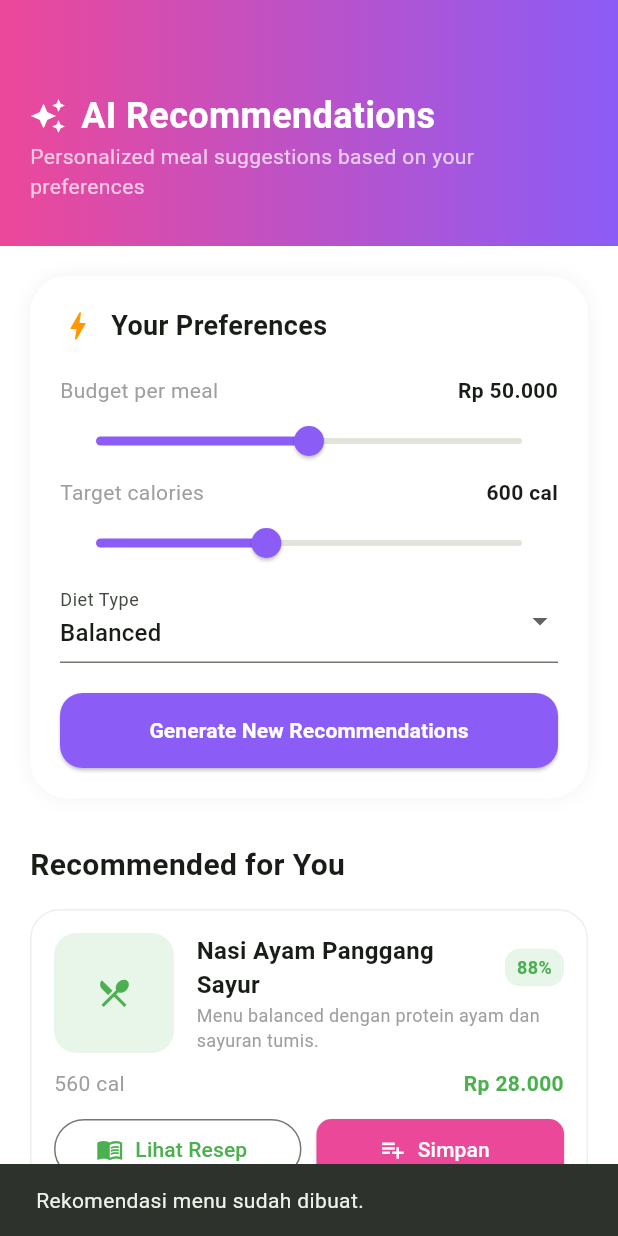
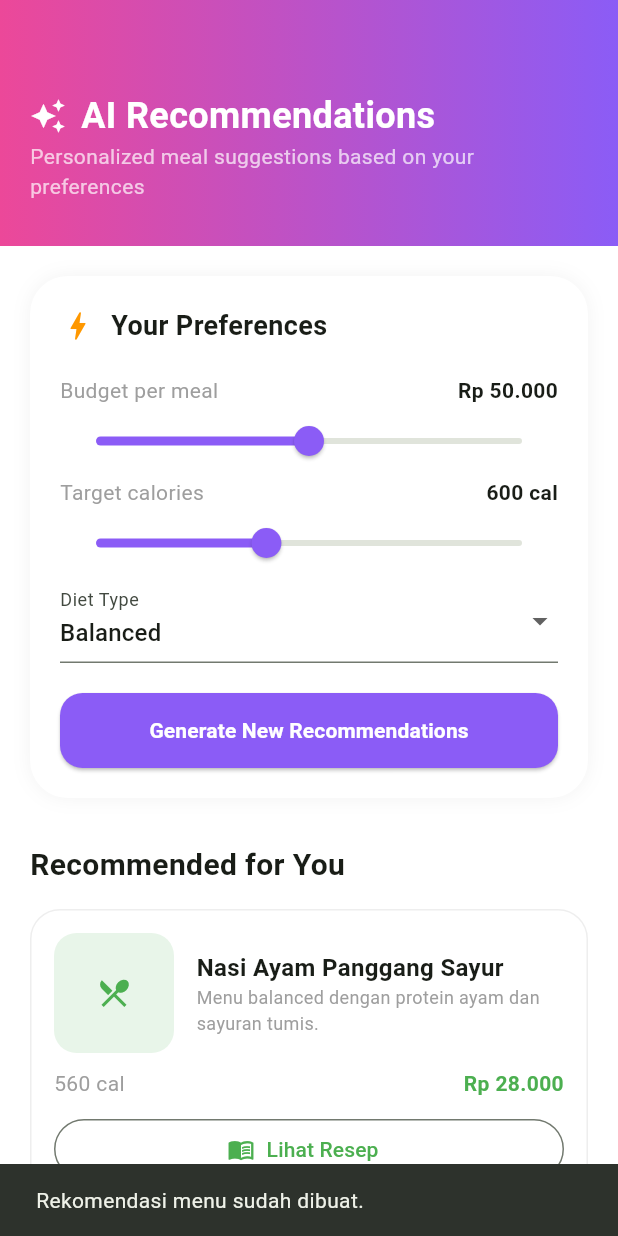
Before and after one commit to shafakam/ta_smart_meal, a Flutter app: the SaranMenuPage screen opened directly, after a tap on "Generate New Recommendations", on a phone screen of 412 x 824 dp. Run offline on Flutter 3.47's test engine with Material 3 defaults, Android fonts, the phone set to English and light mode, and no system bars; our stand-ins replace flutter_dotenv, flutter_secure_storage, geolocator, google_maps_flutter, image_picker, local_auth and 3 more; accounts and stored records are empty; network calls fail.

Commit message:
perbaikan ai

```diff
--- a/lib/providers/recommendation_providers.dart
+++ b/lib/providers/recommendation_providers.dart
@@ -1,11 +1,9 @@
 import 'package:flutter/material.dart';
 import '../models/meal.dart';
 import '../services/ai_service.dart';
-import '../services/meal_storage_service.dart';
 
 class RecommendationProvider with ChangeNotifier {
   final AIService _aiService = AIService();
-  final MealStorageService _mealStorage = MealStorageService();
   List<Meal> _recommendedMeals = [];
   List<Meal> _weeklyPlan = [];
   bool _isLoading = false;
@@ -51,20 +49,9 @@ class RecommendationProvider with ChangeNotifier {
       if (byTime['Breakfast'] != null) byTime['Breakfast']!,
       if (byTime['Lunch'] != null) byTime['Lunch']!,
       if (byTime['Dinner'] != null) byTime['Dinner']!,
-      ..._recommendedMeals.where((meal) => !byTime.containsValue(meal)).take(4),
-    ].take(7).toList();
+      ..._recommendedMeals.where((meal) => !byTime.containsValue(meal)).take(2),
+    ].take(3).toList();
     notifyListeners();
-  }
-
-  Future<void> saveMeal(Meal meal) async {
-    await _mealStorage.saveMeal(meal);
-  }
-
-  Future<int> applyWeeklyPlan() async {
-    for (final meal in _weeklyPlan) {
-      await _mealStorage.saveMeal(meal);
-    }
-    return _mealStorage.applyMealsToFirstEmptySlots(_weeklyPlan);
   }
 
   String _normalizeMealTime(String value) {
--- a/lib/screens/ai_recommendation_page.dart
+++ b/lib/screens/ai_recommendation_page.dart
@@ -121,9 +121,6 @@ class _SaranMenuPageState extends State<SaranMenuPage> {
                   else
                     ...recProv.recommendedMeals
                         .map((meal) => _buildMealCard(meal)),
-
-                  const SizedBox(height: 30),
-                  _buildSmartWeeklyPlan(recProv),
                 ],
               ),
             ),
@@ -303,7 +300,6 @@ class _SaranMenuPageState extends State<SaranMenuPage> {
                   crossAxisAlignment: CrossAxisAlignment.start,
                   children: [
                     Row(
-                      mainAxisAlignment: MainAxisAlignment.spaceBetween,
                       children: [
                         Expanded(
                           child: Text(meal.name,
@@ -311,19 +307,6 @@ class _SaranMenuPageState extends State<SaranMenuPage> {
                               overflow: TextOverflow.ellipsis,
                               style: const TextStyle(
                                   fontWeight: FontWeight.bold, fontSize: 16)),
-                        ),
-                        const SizedBox(width: 8),
-                        Container(
-                          padding: const EdgeInsets.symmetric(
-                              horizontal: 8, vertical: 4),
-                          decoration: BoxDecoration(
-                              color: Colors.green.shade50,
-                              borderRadius: BorderRadius.circular(10)),
-                          child: Text("${meal.matchPercentage}%",
-                              style: const TextStyle(
-                                  color: Colors.green,
-                                  fontWeight: FontWeight.bold,
-                                  fontSize: 12)),
                         ),
                       ],
                     ),
@@ -360,9 +343,6 @@ class _SaranMenuPageState extends State<SaranMenuPage> {
           const SizedBox(height: 10),
           SizedBox(
             width: double.infinity,
-            child: Row(
-              children: [
-                Expanded(
             child: OutlinedButton.icon(
               onPressed: () => _showRecipe(meal),
               icon: const Icon(Icons.menu_book_outlined),
@@ -372,139 +352,10 @@ class _SaranMenuPageState extends State<SaranMenuPage> {
                 overflow: TextOverflow.ellipsis,
               ),
             ),
-                ),
-                const SizedBox(width: 10),
-                Expanded(
-                  child: ElevatedButton.icon(
-                    style: ElevatedButton.styleFrom(
-                        backgroundColor: const Color(0xFFEC4899),
-                        shape: RoundedRectangleBorder(
-                            borderRadius: BorderRadius.circular(10))),
-                    onPressed: () async {
-                      await context
-                          .read<RecommendationProvider>()
-                          .saveMeal(meal);
-                      if (!mounted) return;
-                      ScaffoldMessenger.of(context).showSnackBar(
-                        SnackBar(
-                            content:
-                                Text("${meal.name} disimpan ke daftar menu.")),
-                      );
-                    },
-                    icon: const Icon(Icons.playlist_add, color: Colors.white),
-                    label: const Text("Simpan",
-                        maxLines: 1,
-                        overflow: TextOverflow.ellipsis,
-                        style: TextStyle(color: Colors.white)),
-                  ),
-                ),
-              ],
-            ),
           )
         ],
       ),
     );
-  }
-
-  Widget _buildSmartWeeklyPlan(RecommendationProvider prov) {
-    return Column(
-      crossAxisAlignment: CrossAxisAlignment.start,
-      children: [
-        const Row(
-          children: [
-            Icon(Icons.calendar_month, color: Color(0xFF8B5CF6)),
-            SizedBox(width: 10),
-            Text("Smart Weekly Plan",
-                style: TextStyle(fontSize: 18, fontWeight: FontWeight.bold)),
-          ],
-        ),
-        const SizedBox(height: 15),
-        Container(
-          padding: const EdgeInsets.all(20),
-          decoration: BoxDecoration(
-              color: Colors.purple.shade50,
-              borderRadius: BorderRadius.circular(20)),
-          child: Column(
-            children: [
-              if (prov.weeklyPlan.isEmpty)
-                const Padding(
-                  padding: EdgeInsets.symmetric(vertical: 12),
-                  child: Text(
-                      "Generate dulu supaya AI bisa susun saran pagi, siang, dan malam."),
-                )
-              else
-                ...prov.weeklyPlan.map((meal) => _buildWeeklyDay(
-                      _mealTimeLabel(meal.mealTime),
-                      meal.name,
-                      _formatMoney(meal.price),
-                    )),
-              const SizedBox(height: 10),
-              ElevatedButton(
-                onPressed: prov.weeklyPlan.isEmpty
-                    ? null
-                    : () async {
-                        final added = await prov.applyWeeklyPlan();
-                        if (!mounted) return;
-                        ScaffoldMessenger.of(context).showSnackBar(
-                          SnackBar(
-                            content: Text(
-                              added == 0
-                                  ? "Planner minggu ini sudah penuh."
-                                  : "$added menu berhasil ditambahkan ke slot planner yang masih kosong.",
-                            ),
-                          ),
-                        );
-                      },
-                child: const Text("Apply to Meal Planner"),
-              )
-            ],
-          ),
-        ),
-      ],
-    );
-  }
-
-  Widget _buildWeeklyDay(String day, String menu, String price) {
-    return Padding(
-      padding: const EdgeInsets.symmetric(vertical: 8.0),
-      child: Row(
-        children: [
-          Container(
-            width: 40,
-            padding: const EdgeInsets.all(8),
-            decoration: BoxDecoration(
-                color: Colors.white, borderRadius: BorderRadius.circular(10)),
-            child: Text(day,
-                style:
-                    const TextStyle(fontWeight: FontWeight.bold, fontSize: 12)),
-          ),
-          const SizedBox(width: 15),
-          Expanded(
-              child: Text(menu,
-                  style: const TextStyle(fontWeight: FontWeight.w500))),
-          Flexible(
-            child: Text(price,
-                maxLines: 1,
-                overflow: TextOverflow.ellipsis,
-                textAlign: TextAlign.end,
-                style: const TextStyle(color: Colors.grey, fontSize: 12)),
-          ),
-        ],
-      ),
-    );
-  }
-
-  String _mealTimeLabel(String mealTime) {
-    final lower = mealTime.toLowerCase();
-    if (lower.contains('breakfast') || lower.contains('pagi')) {
-      return 'Pagi';
-    }
-    if (lower.contains('dinner') ||
-        lower.contains('malam') ||
-        lower.contains('sore')) {
-      return 'Sore';
-    }
-    return 'Siang';
   }
 
   void _showRecipe(Meal meal) {
--- a/lib/services/ai_service.dart
+++ b/lib/services/ai_service.dart
@@ -29,6 +29,16 @@ class AIService {
     required double targetCalories,
     required String dietType,
   }) async {
+    if (kDebugMode) {
+      debugPrint(
+          'Mode debug: pakai rekomendasi lokal agar tidak pause on exception.');
+      return _getLocalRecommendations(
+        budget: budget,
+        targetCalories: targetCalories,
+        dietType: dietType,
+      );
+    }
+
     final prompt = _buildPrompt(
       budget: budget,
       targetCalories: targetCalories,
@@ -60,7 +70,7 @@ class AIService {
     required String dietType,
   }) {
     return '''
-Buat 6 rekomendasi menu sehat untuk aplikasi Smart Meal.
+Buat 3 rekomendasi menu sehat untuk aplikasi Smart Meal.
 Kriteria:
 - Budget maksimal Rp ${budget.toInt()} per menu
 - Target kalori sekitar ${targetCalories.toInt()} kcal
@@ -363,9 +373,9 @@ Gunakan imageUrl kosong string jika tidak punya gambar.
       if (dietType == 'Balanced') return true;
       return item.dietType.toLowerCase() == dietType.toLowerCase();
     }).toList();
-    final source = preferred.length >= 6 ? preferred : templates;
+    final source = preferred.length >= 3 ? preferred : templates;
 
-    return source.take(6).map((item) {
+    return source.take(3).map((item) {
       final price =
           item.basePrice > budget && budget >= 15000 ? budget : item.basePrice;
       final calories = ((item.baseCalories + targetCalories) / 2).round();
```
Lines whose indentation alone changed are shown as unchanged.
